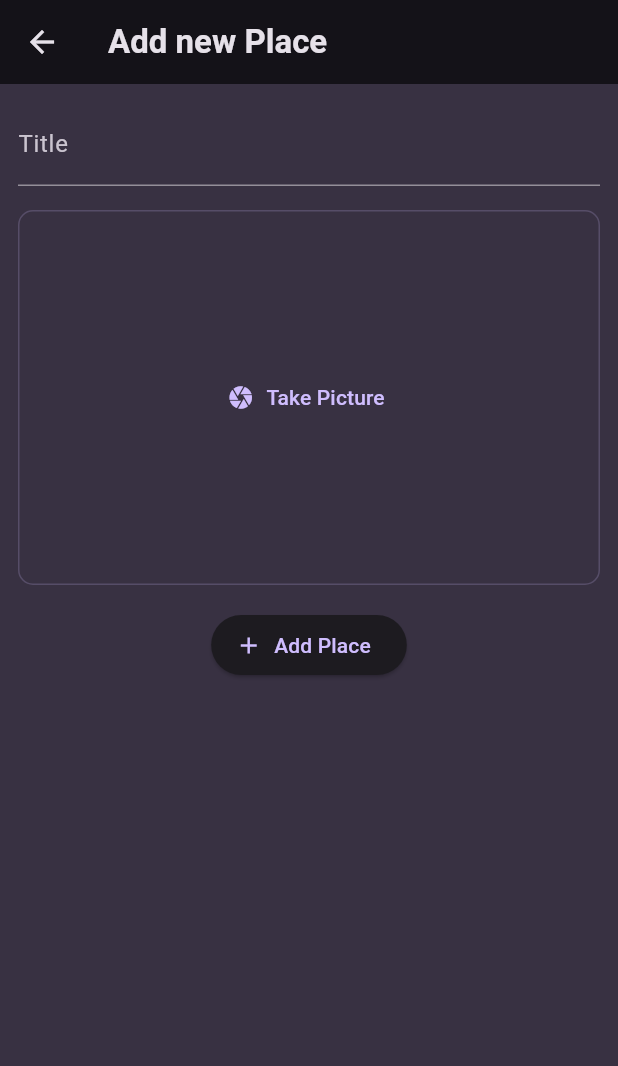
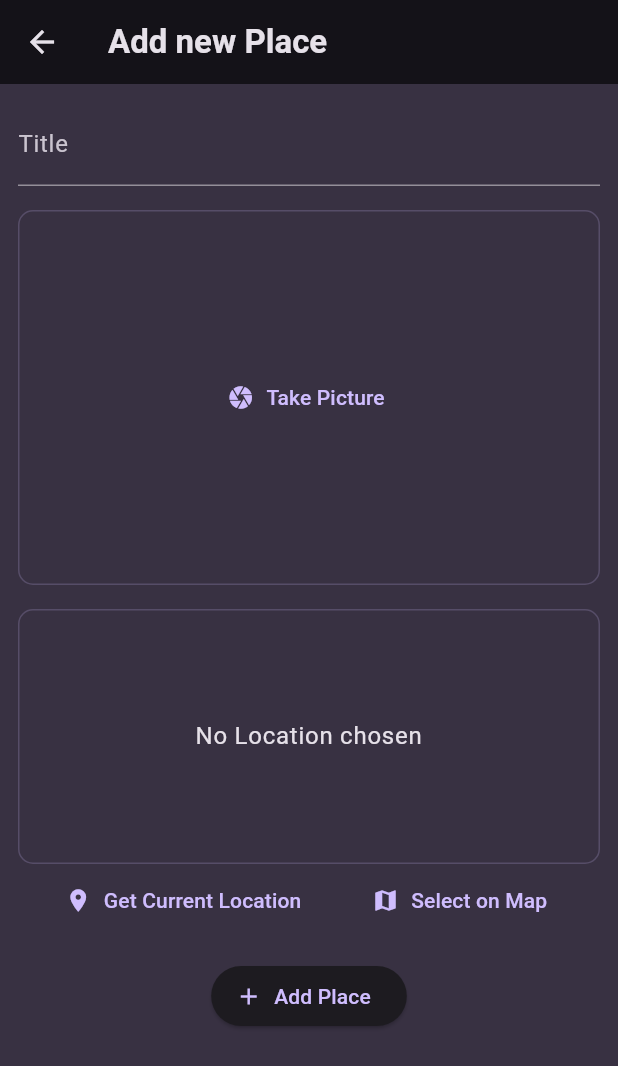
Before and after one commit to purbashis/favorite_places_flutter, a Flutter app: the AddPlaceScreen screen opened directly, on a phone screen of 412 x 824 dp. Shown: the top 1066 px of the screen. Run offline on Flutter 3.47's test engine with Material 3 defaults, Android fonts, the phone set to English and light mode, and no system bars; our stand-ins replace flutter_riverpod, google_fonts, image_picker, riverpod.

Commit message:
adding location package . and starting with 'Get Location ' Input  Widget
here i updated my Kotlin gradle version ,
installed flutter pub location package ,
 and created 2 buttons for get current location or select from map and starting with "Get location "

```diff
--- a/lib/screens/add_places.dart
+++ b/lib/screens/add_places.dart
@@ -1,6 +1,7 @@
 import 'dart:io';
 
 import 'package:favorite_places/widgets/image_input.dart';
+import 'package:favorite_places/widgets/location_input.dart';
 import 'package:flutter/material.dart';
 import 'package:flutter_riverpod/flutter_riverpod.dart';
 
@@ -64,6 +65,9 @@ class _AddPlaceScreenState extends ConsumerState<AddPlaceScreen> {
                 _selectedImage = image;
               },
             ),
+              const SizedBox(height: 16),
+
+              LocationInput(),
             const SizedBox(height: 16),
             ElevatedButton.icon(
               onPressed: _savePlace,
--- a/lib/widgets/image_input.dart
+++ b/lib/widgets/image_input.dart
@@ -47,6 +47,7 @@ widget.onPickImage(_selectedImage!);
       );
     }
     return Container(
+
       decoration: BoxDecoration(
         borderRadius: BorderRadius.circular(10.0),
         border: Border.all(
--- /dev/null
+++ b/lib/widgets/location_input.dart
@@ -0,0 +1,48 @@
+import 'package:flutter/material.dart';
+
+class LocationInput extends StatefulWidget {
+  const LocationInput({super.key});
+
+  @override
+  State<LocationInput> createState() => _LocationInputState();
+}
+
+class _LocationInputState extends State<LocationInput> {
+  @override
+  Widget build(BuildContext context) {
+    return Column(
+      children: [
+        Container(
+          height: 170,
+          width: double.infinity,
+          alignment: Alignment.center,
+          decoration: BoxDecoration(
+            borderRadius: BorderRadius.circular(10.0),
+            border: Border.all(
+                width: 1,
+                color: Theme.of(context).colorScheme.primary.withOpacity(0.2)),
+          ),
+          child: Text(
+            'No Location chosen ',
+            textAlign: TextAlign.center,
+            style: Theme.of(context).textTheme.bodyLarge!.copyWith(
+                  color: Theme.of(context).colorScheme.onBackground,
+                ),
+          ),
+        ),
+        Row(mainAxisAlignment: MainAxisAlignment.spaceEvenly, children: [
+          TextButton.icon(
+            onPressed: () {},
+            icon: const Icon(Icons.location_on),
+            label: const Text('Get Current Location'),
+          ),
+          TextButton.icon(
+            onPressed: () {},
+            icon: const Icon(Icons.map),
+            label: const Text('Select on Map'),
+          )
+        ]),
+      ],
+    );
+  }
+}
--- a/pubspec.yaml
+++ b/pubspec.yaml
@@ -39,6 +39,7 @@ dependencies:
   uuid: ^4.2.1
   flutter_riverpod: ^2.4.9
   image_picker: ^1.0.4
+  location: ^5.0.3
 
 dev_dependencies:
   flutter_test:
```
Also changed, not shown: pubspec.lock, 4 other files.
